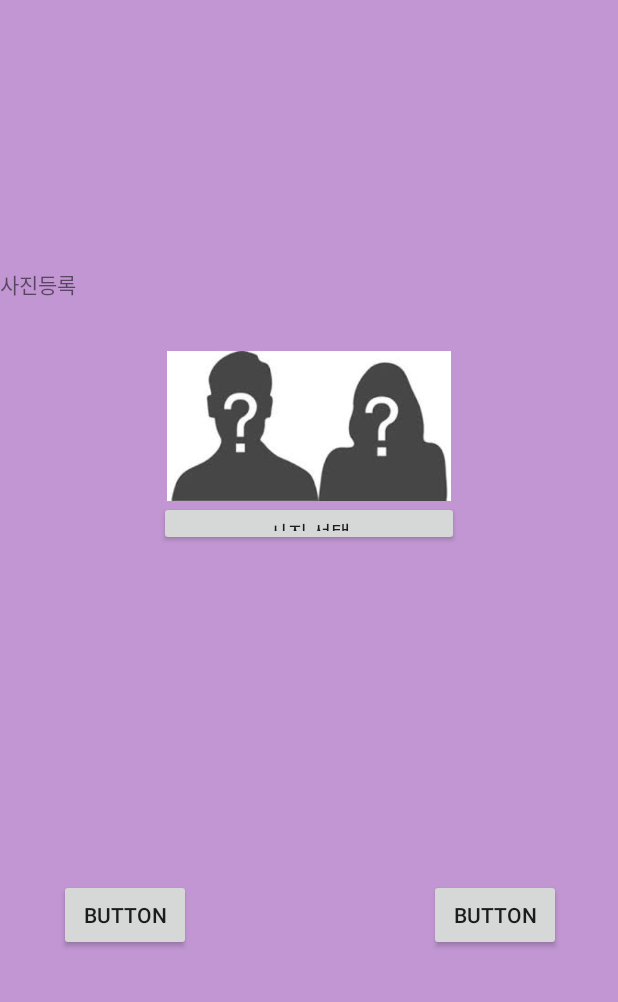
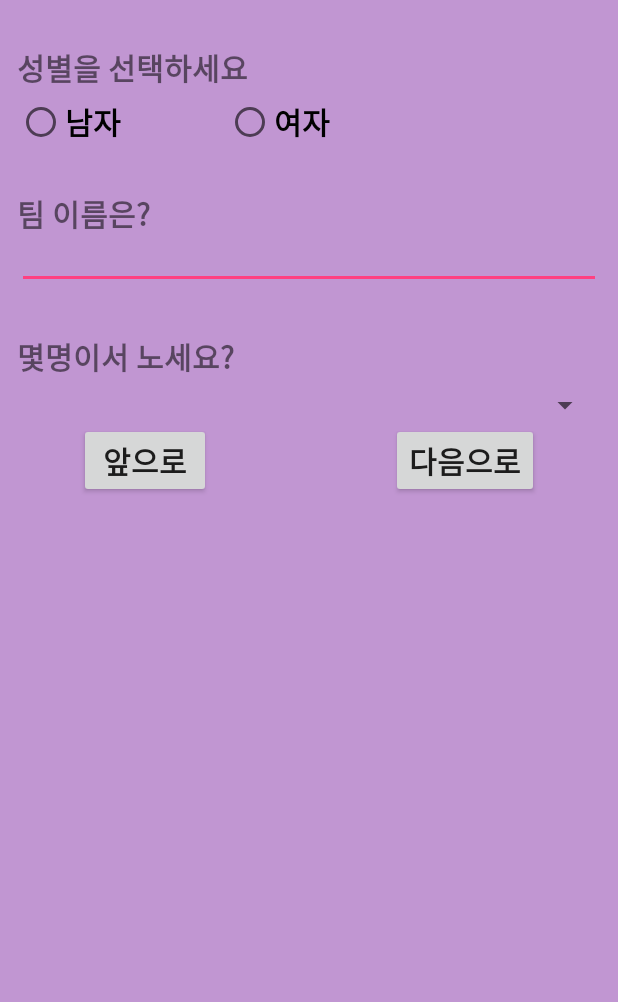
Before and after one commit to ccc625/kgyProduction_firstApp, an Android app: the screen it shows after launch (registerActivity before the commit, TeamMakeActivity after it), on a phone screen of 412 x 824 dp, the part 234-1236 px from its top. Run offline under Robolectric (Android 15) with nearby library versions, the phone set to English and light mode, and no system bars.

Commit message:
팀 만들기 레이아웃 내부의 위젯들을 별도의 레이아웃으로 분리

```diff
--- a/KGY_Product/app/src/main/AndroidManifest.xml
+++ b/KGY_Product/app/src/main/AndroidManifest.xml
@@ -12,7 +12,7 @@
         android:label="@string/app_name"
         android:supportsRtl="true"
         android:theme="@style/AppTheme">
-        <activity android:name=".registerActivity">
+        <activity android:name=".TeamMakeActivity">
             <intent-filter>
                 <action android:name="android.intent.action.MAIN" />
 
--- a/KGY_Product/app/src/main/java/com/example/kgy_product/TeamMakeActivity.java
+++ b/KGY_Product/app/src/main/java/com/example/kgy_product/TeamMakeActivity.java
@@ -16,10 +16,13 @@
 
 public class TeamMakeActivity extends AppCompatActivity
 {
+    private LinearLayout lMakeTeam;
+
     private EditText txtTeamName;
     private Spinner memberCountSpinner;
 
-    private BottomLayout bottomLayout;
+    private LinearLayout bottomLayout;
+    private LinearLayout makeTeamLayout;
 
     private View.OnClickListener buttonClickListener;
 
@@ -59,14 +62,21 @@
 
     private void initDisplayObject()
     {
-        btnMan = (RadioButton) findViewById(R.id.btnMan);
-        btnWoman = (RadioButton) findViewById(R.id.btnWoman);
+//        btnMan = (RadioButton) findViewById(R.id.btnMan);
+//        btnWoman = (RadioButton) findViewById(R.id.btnWoman);
+//
+//        txtTeamName = (EditText) findViewById(R.id.txtTeamName);
+//        memberCountSpinner = (Spinner) findViewById(R.id.memberCountSpinner);
 
-        txtTeamName = (EditText) findViewById(R.id.txtTeamName);
-        memberCountSpinner = (Spinner) findViewById(R.id.memberCountSpinner);
+        lMakeTeam = ( LinearLayout ) findViewById( R.id.lMakeTeam );
 
-        bottomLayout = new BottomLayout(this);
-        addContentView( bottomLayout, new LinearLayout.LayoutParams(LinearLayout.LayoutParams.MATCH_PARENT, LinearLayout.LayoutParams.WRAP_CONTENT) );
+        makeTeamLayout = ( LinearLayout ) getLayoutInflater().inflate( R.layout.make_team_layout, null );
+        lMakeTeam.addView( makeTeamLayout );
+//        addContentView( makeTeamLayout, new LinearLayout.LayoutParams(LinearLayout.LayoutParams.MATCH_PARENT, LinearLayout.LayoutParams.WRAP_CONTENT) );
+
+        bottomLayout = ( LinearLayout ) getLayoutInflater().inflate( R.layout.bottom_layout, null );
+        lMakeTeam.addView( bottomLayout );
+//        addContentView( bottomLayout, new LinearLayout.LayoutParams(LinearLayout.LayoutParams.MATCH_PARENT, LinearLayout.LayoutParams.WRAP_CONTENT) );
     }
 
     private void initListener()
@@ -81,5 +91,8 @@
                 }
             }
         };
+
+//        btnMan.setOnClickListener( buttonClickListener );
+//        btnWoman.setOnClickListener( buttonClickListener );
     }
 }
--- /dev/null
+++ b/KGY_Product/app/src/main/res/layout/make_team_layout.xml
@@ -0,0 +1,67 @@
+<?xml version="1.0" encoding="utf-8"?>
+<LinearLayout xmlns:android="http://schemas.android.com/apk/res/android"
+    android:orientation="vertical"
+    android:background="#c196d2"
+    android:layout_width="match_parent"
+    android:layout_height="match_parent">
+
+    <TextView
+        android:text="성별을 선택하세요"
+        android:textSize="20dp"
+        android:textStyle="bold"
+        android:layout_width="wrap_content"
+        android:layout_height="wrap_content"
+        android:layout_marginTop="30dp"/>
+
+    <RadioGroup
+        android:layout_width="match_parent"
+        android:layout_height="wrap_content"
+        android:orientation="horizontal"
+        android:layout_marginTop="5dp">
+
+        <RadioButton
+            android:id="@+id/btnMan"
+            android:text="남자"
+            android:textSize="20dp"
+            android:textStyle="bold"
+            android:layout_width="wrap_content"
+            android:layout_height="wrap_content" />
+
+        <RadioButton
+            android:id="@+id/btnWoman"
+            android:text="여자"
+            android:textSize="20dp"
+            android:textStyle="bold"
+            android:layout_width="wrap_content"
+            android:layout_height="wrap_content"
+            android:layout_marginLeft="70dp"/>
+    </RadioGroup>
+
+    <TextView
+        android:text="팀 이름은?"
+        android:textSize="20dp"
+        android:textStyle="bold"
+        android:layout_width="wrap_content"
+        android:layout_height="wrap_content"
+        android:layout_marginTop="30dp"/>
+
+    <EditText
+        android:id="@+id/txtTeamName"
+        android:layout_width="match_parent"
+        android:layout_height="30dp"
+        android:layout_marginTop="5dp" />
+
+    <TextView
+        android:text="몇명이서 노세요?"
+        android:textSize="20dp"
+        android:textStyle="bold"
+        android:layout_width="wrap_content"
+        android:layout_height="wrap_content"
+        android:layout_marginTop="30dp" />
+
+    <Spinner
+        android:id="@+id/memberCountSpinner"
+        android:layout_width="match_parent"
+        android:layout_height="wrap_content"
+        android:layout_marginTop="5dp"></Spinner>
+</LinearLayout>
```
Also changed, not shown: KGY_Product/app/src/main/res/layout/activity_make_team.xml (+1 -60 lines).
